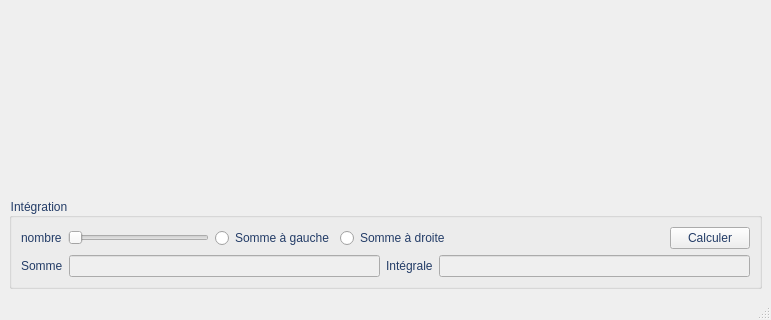
Before: the Qt Designer form TP2/ui/TP2MainWindow.ui in irisDelorme-ecole/session3_TPs, drawn with Qt 5; both pictures show x 0 to 771 and y 381 to 701 of the 771 by 701 pixel window.
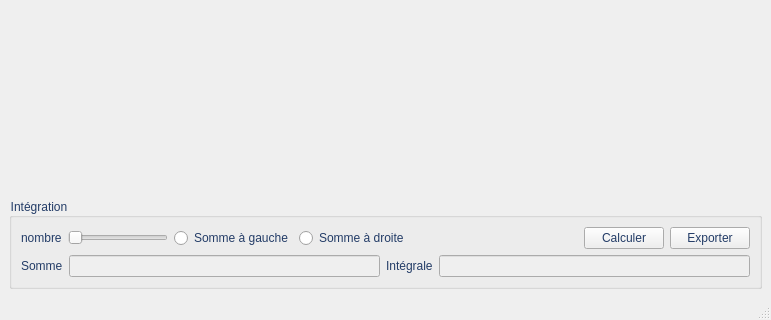
After: the same form once the commit is applied.

Commit message: whoops forgot a button there

```diff
--- a/TP2/ui/TP2MainWindow.ui
+++ b/TP2/ui/TP2MainWindow.ui
@@ -249,7 +249,7 @@
       </property>
       <layout class="QVBoxLayout" name="verticalLayout">
        <item>
-        <layout class="QHBoxLayout" name="horizontalLayout_5" stretch="2,1,0">
+        <layout class="QHBoxLayout" name="horizontalLayout_5" stretch="2,1,0,0">
          <item>
           <layout class="QHBoxLayout" name="horizontalLayout_3" stretch="0,1,0,0">
            <item>
@@ -314,6 +314,13 @@
            </property>
           </widget>
          </item>
+         <item>
+          <widget class="QPushButton" name="exporterPushButton">
+           <property name="text">
+            <string>Exporter</string>
+           </property>
+          </widget>
+         </item>
         </layout>
        </item>
        <item>
```
The commit also changes 2 other files.
